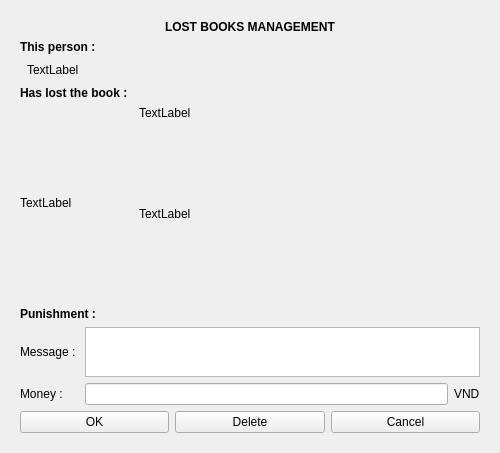
Before: the Qt Designer form bookmanagement.ui in huylenguyen806/ASS2, drawn with Qt 5.
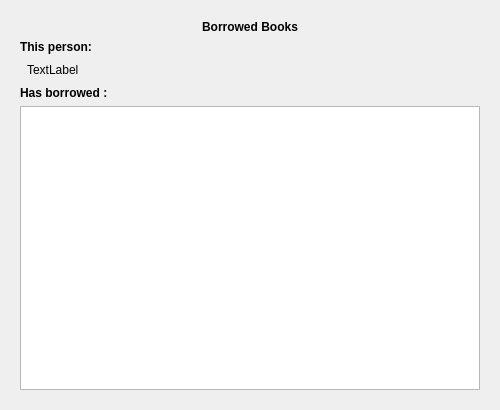
After: the same form once the commit is applied.

```diff
--- a/bookmanagement.ui
+++ b/bookmanagement.ui
@@ -7,7 +7,7 @@
     <x>0</x>
     <y>0</y>
     <width>500</width>
-    <height>453</height>
+    <height>410</height>
    </rect>
   </property>
   <property name="maximumSize">
@@ -23,7 +23,7 @@
    <item>
     <widget class="QStackedWidget" name="stackedWidget">
      <property name="currentIndex">
-      <number>4</number>
+      <number>5</number>
      </property>
      <widget class="QWidget" name="edit_book">
       <layout class="QVBoxLayout" name="verticalLayout_3">
@@ -782,6 +782,70 @@
        </item>
       </layout>
      </widget>
+     <widget class="QWidget" name="borrowed_books">
+      <layout class="QVBoxLayout" name="verticalLayout_15">
+       <item>
+        <widget class="QLabel" name="label_27">
+         <property name="styleSheet">
+          <string notr="true">font: 22pt &quot;Myriad Pro&quot;;</string>
+         </property>
+         <property name="text">
+          <string>&lt;html&gt;&lt;head/&gt;&lt;body&gt;&lt;p align=&quot;center&quot;&gt;&lt;span style=&quot; font-weight:600;&quot;&gt;Borrowed Books&lt;/span&gt;&lt;/p&gt;&lt;/body&gt;&lt;/html&gt;</string>
+         </property>
+        </widget>
+       </item>
+       <item>
+        <widget class="QLabel" name="label_28">
+         <property name="styleSheet">
+          <string notr="true">font: 16pt &quot;Myriad Pro&quot;;</string>
+         </property>
+         <property name="text">
+          <string>&lt;html&gt;&lt;head/&gt;&lt;body&gt;&lt;p&gt;&lt;span style=&quot; font-weight:600;&quot;&gt;This person: &lt;/span&gt;&lt;/p&gt;&lt;/body&gt;&lt;/html&gt;</string>
+         </property>
+        </widget>
+       </item>
+       <item>
+        <layout class="QHBoxLayout" name="horizontalLayout_15">
+         <item>
+          <spacer name="horizontalSpacer_5">
+           <property name="orientation">
+            <enum>Qt::Horizontal</enum>
+           </property>
+           <property name="sizeType">
+            <enum>QSizePolicy::Fixed</enum>
+           </property>
+           <property name="sizeHint" stdset="0">
+            <size>
+             <width>7</width>
+             <height>20</height>
+            </size>
+           </property>
+          </spacer>
+         </item>
+         <item>
+          <widget class="QLabel" name="borrowed_books_user">
+           <property name="text">
+            <string>TextLabel</string>
+           </property>
+          </widget>
+         </item>
+        </layout>
+       </item>
+       <item>
+        <widget class="QLabel" name="label_29">
+         <property name="styleSheet">
+          <string notr="true">font: 16pt &quot;Myriad Pro&quot;;</string>
+         </property>
+         <property name="text">
+          <string>&lt;html&gt;&lt;head/&gt;&lt;body&gt;&lt;p&gt;&lt;span style=&quot; font-weight:600;&quot;&gt;Has borrowed :&lt;/span&gt;&lt;/p&gt;&lt;/body&gt;&lt;/html&gt;</string>
+         </property>
+        </widget>
+       </item>
+       <item>
+        <widget class="QListWidget" name="borrowed_book_list"/>
+       </item>
+      </layout>
+     </widget>
     </widget>
    </item>
   </layout>
```
